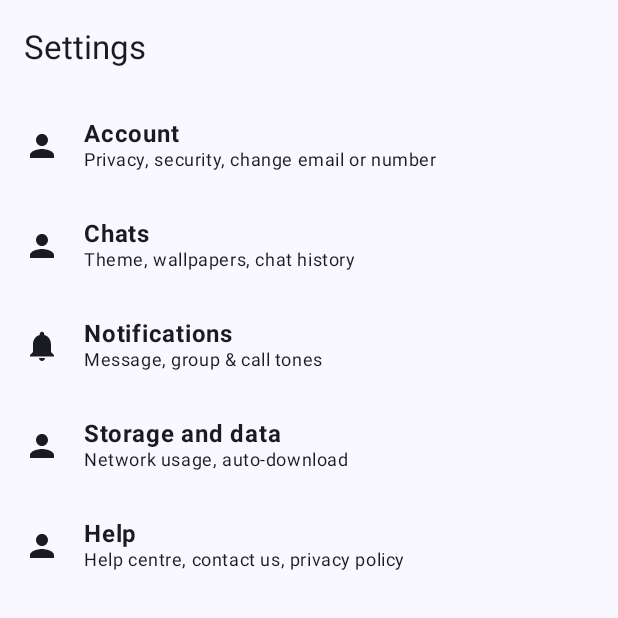
After one commit to Bangkit-Product-Capstone-C242-PS196/mobile-development, an Android app built with Jetpack Compose: the SettingScreen screen opened through its navigation route, on a phone screen of 412 x 824 dp, the top half of it. The commit adds this screen. Run offline under Robolectric (Android 15) with nearby library versions, the phone set to English and light mode, and no system bars.

Commit message:
navigation and setting screen

```diff
--- a/app/build.gradle.kts
+++ b/app/build.gradle.kts
@@ -66,4 +66,7 @@ dependencies {
     androidTestImplementation(libs.androidx.ui.test.junit4)
     debugImplementation(libs.androidx.ui.tooling)
     debugImplementation(libs.androidx.ui.test.manifest)
+
+    // navigation
+    implementation("androidx.navigation:navigation-compose:2.6.0")
 }
--- /dev/null
+++ b/app/src/main/java/com/example/monev/ui/navigation/Destination.kt
@@ -0,0 +1,7 @@
+package com.example.monev.ui.navigation
+
+sealed class Destinations (val route: String) {
+    data object HomeScreen: Destinations("HomeScreen")
+    data object AccountScreen: Destinations("AccountScreen")
+    data object SettingScreen: Destinations("SettingScreen")
+}
--- /dev/null
+++ b/app/src/main/java/com/example/monev/ui/navigation/Navigation.kt
@@ -0,0 +1,35 @@
+
+package com.example.monev.ui.navigation
+
+import androidx.compose.runtime.Composable
+import androidx.compose.ui.Modifier
+import androidx.navigation.compose.NavHost
+import androidx.navigation.compose.composable
+import androidx.navigation.compose.rememberNavController
+import com.example.monev.ui.screens.account.AccountScreen
+import com.example.monev.ui.screens.home.HomeScreen
+import com.example.monev.ui.screens.setting.SettingScreen
+
+
+@Composable
+fun Navigation(modifier: Modifier = Modifier) {
+    val navController = rememberNavController()
+
+    NavHost(
+        navController = navController,
+        startDestination = Destinations.HomeScreen.route
+    ) {
+        composable(Destinations.HomeScreen.route) {
+            HomeScreen(navController = navController)
+        }
+        composable(Destinations.SettingScreen.route) {
+            SettingScreen(navController = navController)
+        }
+        composable(Destinations.AccountScreen.route) {
+            AccountScreen(navController = navController)
+        }
+
+    }
+
+
+}
--- /dev/null
+++ b/app/src/main/java/com/example/monev/ui/screens/home/HomeScreen.kt
@@ -0,0 +1,41 @@
+package com.example.monev.ui.screens.home
+
+import androidx.compose.material3.Button
+
+import androidx.compose.foundation.layout.Arrangement
+import androidx.compose.foundation.layout.Column
+import androidx.compose.foundation.layout.fillMaxSize
+import androidx.compose.material3.Text
+import androidx.compose.runtime.Composable
+import androidx.compose.ui.Alignment
+import androidx.compose.ui.Modifier
+import androidx.navigation.NavController
+import com.example.monev.ui.navigation.Destinations
+
+@Composable
+fun HomeScreen(
+    modifier: Modifier = Modifier,
+    navController: NavController
+
+) {
+    Column (
+        verticalArrangement = Arrangement.Center,
+        horizontalAlignment = Alignment.CenterHorizontally,
+        modifier = Modifier
+            .fillMaxSize()
+    ) {
+        Text(
+            text = "Home Screen"
+        )
+        Button(
+            onClick = {
+                navController.navigate(Destinations.SettingScreen.route)
+            }
+        ) {
+            Text(
+                text = "go setting screen"
+            )
+        }
+    }
+
+}
--- /dev/null
+++ b/app/src/main/java/com/example/monev/ui/screens/setting/SettingScreen.kt
@@ -0,0 +1,113 @@
+package com.example.monev.ui.screens.setting
+
+import androidx.compose.foundation.clickable
+import androidx.compose.foundation.layout.*
+import androidx.compose.material.icons.Icons
+import androidx.compose.material.icons.filled.*
+import androidx.compose.material3.*
+import androidx.compose.runtime.Composable
+import androidx.compose.ui.Alignment
+import androidx.compose.ui.Modifier
+import androidx.compose.ui.graphics.vector.ImageVector
+import androidx.compose.ui.text.font.FontWeight
+import androidx.compose.ui.unit.dp
+import androidx.compose.ui.unit.sp
+import androidx.navigation.NavController
+import com.example.monev.ui.navigation.Destinations
+
+@OptIn(ExperimentalMaterial3Api::class)
+@Composable
+fun SettingScreen(
+    modifier: Modifier = Modifier,
+    navController: NavController,
+) {
+    Scaffold(
+        topBar = {
+            TopAppBar(
+                title = { Text("Settings", style = MaterialTheme.typography.titleLarge) }
+            )
+        }
+    ) { paddingValues ->
+        Column(
+            modifier = Modifier
+                .fillMaxSize()
+                .padding(paddingValues)
+        ) {
+            SettingListItem(
+                icon = Icons.Default.Person,
+                title = "Account",
+                description = "Privacy, security, change email or number",
+                onClick = {
+                    // Navigasi ke AccountScreen
+                    navController.navigate(Destinations.AccountScreen.route)
+                }
+            )
+            SettingListItem(
+                icon = Icons.Default.Person,
+                title = "Chats",
+                description = "Theme, wallpapers, chat history",
+                onClick = {
+                    // Navigasi ke ChatScreen (buat jika ada)
+                    navController.navigate(Destinations.HomeScreen.route)
+                }
+            )
+            SettingListItem(
+                icon = Icons.Default.Notifications,
+                title = "Notifications",
+                description = "Message, group & call tones",
+                onClick = {
+                    // Tambahkan logika navigasi atau fungsi lain di sini
+                }
+            )
+            SettingListItem(
+                icon = Icons.Default.Person,
+                title = "Storage and data",
+                description = "Network usage, auto-download",
+                onClick = {
+                    // Logika untuk Storage
+                }
+            )
+            SettingListItem(
+                icon = Icons.Default.Person,
+                title = "Help",
+                description = "Help centre, contact us, privacy policy",
+                onClick = {
+                    // Navigasi atau logika tambahan untuk Help
+                }
+            )
+        }
+    }
+}
+
+@Composable
+fun SettingListItem(
+    icon: ImageVector,
+    title: String,
+    description: String,
+    onClick: () -> Unit
+) {
+    Row(
+        modifier = Modifier
+            .fillMaxWidth()
+            .clickable { onClick() }
+            .padding(16.dp),
+        verticalAlignment = Alignment.CenterVertically
+    ) {
+        Icon(
+            imageVector = icon,
+            contentDescription = null,
+            modifier = Modifier.size(24.dp)
+        )
+        Spacer(modifier = Modifier.width(16.dp))
+        Column {
+            Text(
+                text = title,
+                style = MaterialTheme.typography.bodyLarge.copy(fontWeight = FontWeight.Bold)
+            )
+            Text(
+                text = description,
+                style = MaterialTheme.typography.bodySmall.copy(fontSize = 12.sp)
+            )
+        }
+    }
+}
```
Also changed, not shown: app/src/main/java/com/example/monev/MainActivity.kt (+2 -27 lines), app/src/main/java/com/example/monev/ui/navigation/MainScreen.kt (added, +36 -0 lines), app/src/main/java/com/example/monev/ui/screens/account/AccountScreen.kt (added, +28 -0 lines).
